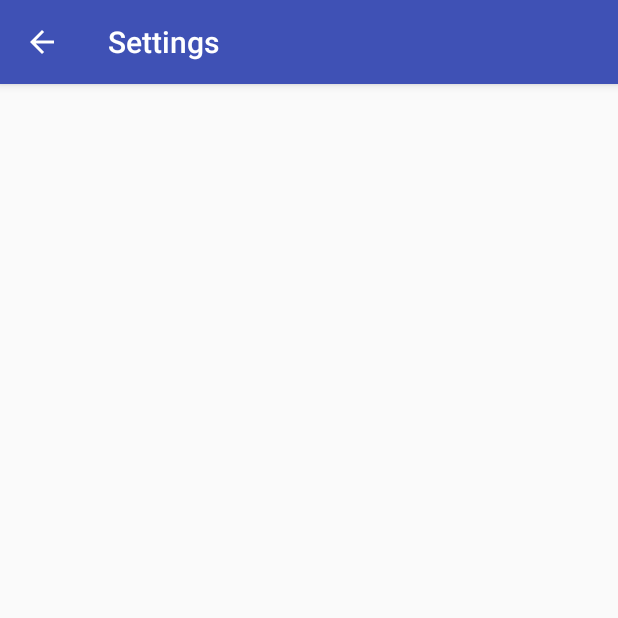
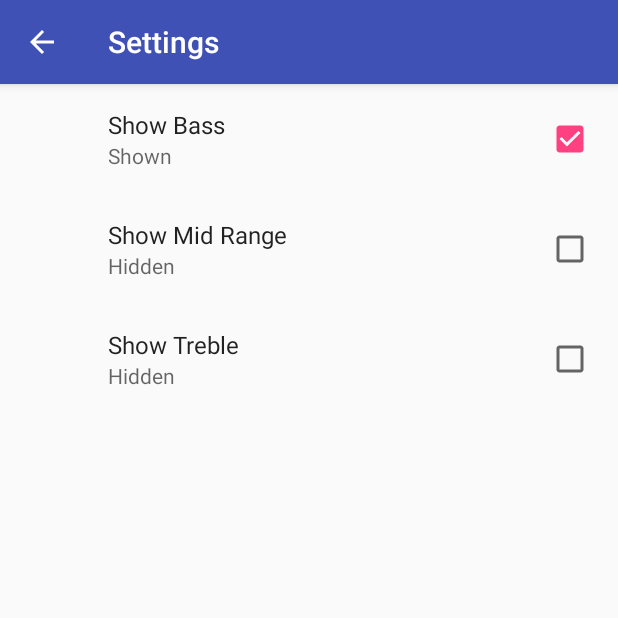
Before and after one commit to Jonathan-Lin-android/Visualizer-Preferences, an Android app: the screen it shows after launch (SettingsActivity), in the options menu, after a tap on "Settings", on a phone screen of 412 x 824 dp, the top half of it. Run offline under Robolectric (Android 15) with nearby library versions, the phone set to English and light mode, and no system bars; our stand-ins replace androidx.preference; 1 statement that could not run was skipped.

Commit message:
Added shared preference for persistent storage Settings - checkbox treble, bass, mid range implemented

```diff
--- a/app/build.gradle
+++ b/app/build.gradle
@@ -21,4 +21,5 @@ dependencies {
     implementation fileTree(dir: 'libs', include: ['*.jar'])
     implementation 'com.android.support:appcompat-v7:28.0.0'
     implementation 'com.android.support.constraint:constraint-layout:1.1.3'
+    implementation 'com.android.support:preference-v7:28.0.0'
 }
--- /dev/null
+++ b/app/src/main/java/android/example/com/visualizerpreferences/SettingsFragment.java
@@ -0,0 +1,12 @@
+package android.example.com.visualizerpreferences;
+
+import android.os.Bundle;
+import android.support.v7.preference.PreferenceFragmentCompat;
+
+public class SettingsFragment extends PreferenceFragmentCompat {
+
+    @Override
+    public void onCreatePreferences(final Bundle savedInstanceState, final String rootKey) {
+        addPreferencesFromResource(R.xml.pref_visualizer);
+    }
+}
--- a/app/src/main/java/android/example/com/visualizerpreferences/VisualizerActivity.java
+++ b/app/src/main/java/android/example/com/visualizerpreferences/VisualizerActivity.java
@@ -18,11 +18,13 @@ package android.example.com.visualizerpreferences;
 
 import android.Manifest;
 import android.content.Intent;
+import android.content.SharedPreferences;
 import android.content.pm.PackageManager;
 import android.example.com.visualizerpreferences.AudioVisuals.AudioInputReader;
 import android.example.com.visualizerpreferences.AudioVisuals.VisualizerView;
 import android.os.Build;
 import android.os.Bundle;
+import android.preference.PreferenceManager;
 import android.provider.Settings;
 import android.support.annotation.NonNull;
 import android.support.v4.app.ActivityCompat;
@@ -31,7 +33,8 @@ import android.view.Menu;
 import android.view.MenuInflater;
 import android.widget.Toast;
 
-public class VisualizerActivity extends AppCompatActivity {
+public class VisualizerActivity extends AppCompatActivity
+        implements SharedPreferences.OnSharedPreferenceChangeListener {
 
     @Override
     public boolean onCreateOptionsMenu(final Menu menu) {
@@ -44,7 +47,9 @@ public class VisualizerActivity extends AppCompatActivity {
     }
 
     private static final int MY_PERMISSION_RECORD_AUDIO_REQUEST_CODE = 88;
+
     private VisualizerView mVisualizerView;
+
     private AudioInputReader mAudioInputReader;
 
     @Override
@@ -52,16 +57,46 @@ public class VisualizerActivity extends AppCompatActivity {
         super.onCreate(savedInstanceState);
         setContentView(R.layout.activity_visualizer);
         mVisualizerView = (VisualizerView) findViewById(R.id.activity_visualizer);
-        defaultSetup();
+        setupSharedPreferences();
         setupPermissions();
     }
 
-    private void defaultSetup() {
-        mVisualizerView.setShowBass(true);
-        mVisualizerView.setShowMid(true);
-        mVisualizerView.setShowTreble(true);
+    @Override
+    public void onSharedPreferenceChanged(final SharedPreferences sharedPreferences, final String key) {
+        if (key.equals(getString(R.string.pref_show_bass_key))) {
+            mVisualizerView.setShowBass(
+                    sharedPreferences.getBoolean(key, getResources().getBoolean(R.bool.pref_show_bass_default)));
+        }
+        else if (key.equals(getString(R.string.pref_show_mid_range_key))) {
+            mVisualizerView.setShowMid(
+                    sharedPreferences.getBoolean(key, getResources().getBoolean(R.bool.pref_show_mid_range_default)));
+        }
+        else if (key.equals(getString(R.string.pref_show_treble_key))) {
+            mVisualizerView.setShowTreble(
+                    sharedPreferences.getBoolean(key, getResources().getBoolean(R.bool.pref_show_treble_default)));
+        }
+    }
+
+    @Override
+    protected void onDestroy() {
+        super.onDestroy();
+        PreferenceManager.getDefaultSharedPreferences(this).unregisterOnSharedPreferenceChangeListener(this);
+    }
+
+    private void setupSharedPreferences() {
+        // preferences set by prefernce screen
+        SharedPreferences sharedPreferences = PreferenceManager.getDefaultSharedPreferences(this);
+        //        getSharedPreferences("userdetails", MODE_PRIVATE);
+
+        mVisualizerView.setShowBass(sharedPreferences.getBoolean(getString(R.string.pref_show_bass_key),
+                getResources().getBoolean(R.bool.pref_show_bass_default)));
+        mVisualizerView.setShowMid(sharedPreferences.getBoolean(getString(R.string.pref_show_mid_range_key),
+                getResources().getBoolean(R.bool.pref_show_mid_range_default)));
+        mVisualizerView.setShowTreble(sharedPreferences.getBoolean(getString(R.string.pref_show_treble_key),
+                getResources().getBoolean(R.bool.pref_show_treble_default)));
         mVisualizerView.setMinSizeScale(1);
         mVisualizerView.setColor(getString(R.string.pref_color_red_value));
+        sharedPreferences.registerOnSharedPreferenceChangeListener(this);
     }
 
     /**
@@ -93,11 +128,12 @@ public class VisualizerActivity extends AppCompatActivity {
      **/
     private void setupPermissions() {
         // If we don't have the record audio permission...
-        if (ActivityCompat.checkSelfPermission(this, Manifest.permission.RECORD_AUDIO) != PackageManager.PERMISSION_GRANTED) {
+        if (ActivityCompat.checkSelfPermission(this, Manifest.permission.RECORD_AUDIO)
+                != PackageManager.PERMISSION_GRANTED) {
             // And if we're on SDK M or later...
             if (Build.VERSION.SDK_INT >= Build.VERSION_CODES.M) {
                 // Ask again, nicely, for the permissions.
-                String[] permissionsWeNeed = new String[]{ Manifest.permission.RECORD_AUDIO };
+                String[] permissionsWeNeed = new String[]{Manifest.permission.RECORD_AUDIO};
                 requestPermissions(permissionsWeNeed, MY_PERMISSION_RECORD_AUDIO_REQUEST_CODE);
             }
         } else {
@@ -108,7 +144,7 @@ public class VisualizerActivity extends AppCompatActivity {
 
     @Override
     public void onRequestPermissionsResult(int requestCode,
-                                           @NonNull String permissions[], @NonNull int[] grantResults) {
+            @NonNull String permissions[], @NonNull int[] grantResults) {
         switch (requestCode) {
             case MY_PERMISSION_RECORD_AUDIO_REQUEST_CODE: {
                 // If request is cancelled, the result arrays are empty.
@@ -118,7 +154,8 @@ public class VisualizerActivity extends AppCompatActivity {
                     mAudioInputReader = new AudioInputReader(mVisualizerView, this);
 
                 } else {
-                    Toast.makeText(this, "Permission for audio not granted. Visualizer can't run.", Toast.LENGTH_LONG).show();
+                    Toast.makeText(this, "Permission for audio not granted. Visualizer can't run.", Toast.LENGTH_LONG)
+                            .show();
                     finish();
                     // The permission was denied, so we can show a message why we can't run the app
                     // and then close the app.
@@ -128,15 +165,4 @@ public class VisualizerActivity extends AppCompatActivity {
 
         }
     }
-
-    // TODO (1) Create a new Empty Activity named SettingsActivity; make sure to generate the
-    // activity_settings.xml layout file as well and add the activity to the manifest
-
-    // TODO (2) Add a new resource folder called menu and create visualizer_menu.xml
-    // TODO (3) In visualizer_menu.xml create a menu item with a single item. The id should be
-    // "action_settings", title should be saved in strings.xml, the item should never
-    // be shown as an action, and orderInCategory should be 100
-
-    // TODO (5) Add the menu to the menu bar
-    // TODO (6) When the "Settings" menu item is pressed, open SettingsActivity
 }
--- a/app/src/main/res/layout/activity_settings.xml
+++ b/app/src/main/res/layout/activity_settings.xml
@@ -1,9 +1,7 @@
 <?xml version="1.0" encoding="utf-8"?>
-<RelativeLayout xmlns:android="http://schemas.android.com/apk/res/android"
-    xmlns:app="http://schemas.android.com/apk/res-auto"
-    xmlns:tools="http://schemas.android.com/tools"
+<fragment xmlns:android="http://schemas.android.com/apk/res/android"
+    android:id="@+id/activity_settings"
+    android:name="android.example.com.visualizerpreferences.SettingsFragment"
     android:layout_width="match_parent"
     android:layout_height="match_parent"
-    tools:context=".SettingsActivity">
-
-</RelativeLayout>
+/>
--- /dev/null
+++ b/app/src/main/res/values/bools.xml
@@ -0,0 +1,6 @@
+<?xml version="1.0" encoding="utf-8"?>
+<resources>
+    <bool name="pref_show_bass_default">true</bool>
+    <bool name="pref_show_mid_range_default">false</bool>
+    <bool name="pref_show_treble_default">false</bool>
+</resources>
--- a/app/src/main/res/values/strings.xml
+++ b/app/src/main/res/values/strings.xml
@@ -5,6 +5,17 @@
     <!-- - - - - - - - - - - - - - - -
           - Used by Preferences  -
           - - - - - - - - - - - - - - - -->
+    <string name="pref_show_bass_label">Show Bass</string>
+    <string name="pref_show_bass_key" translatable="false">show_bass</string>
+
+    <string name="pref_show_mid_range_label">Show Mid Range</string>
+    <string name="pref_show_mid_range_key" translatable="false">show_mid_range</string>
+
+    <string name="pref_show_treble_label">Show Treble</string>
+    <string name="pref_show_treble_key" translatable="false">show_treble</string>
+
+    <string name="pref_show_false">Hidden</string>
+    <string name="pref_show_true">Shown</string>
 
     <!-- Value in SharedPreferences for red color option -->
     <string name="pref_color_red_value" translatable="false">red</string>
--- a/app/src/main/res/values/styles.xml
+++ b/app/src/main/res/values/styles.xml
@@ -6,6 +6,8 @@
         <item name="colorPrimary">@color/colorPrimary</item>
         <item name="colorPrimaryDark">@color/colorPrimaryDark</item>
         <item name="colorAccent">@color/colorAccent</item>
+
+        <item name="preferenceTheme">@style/PreferenceThemeOverlay</item>
     </style>
 
 </resources>
--- /dev/null
+++ b/app/src/main/res/xml/pref_visualizer.xml
@@ -0,0 +1,23 @@
+<?xml version="1.0" encoding="utf-8"?>
+<PreferenceScreen xmlns:android="http://schemas.android.com/apk/res/android">
+    <CheckBoxPreference
+        android:defaultValue="@bool/pref_show_bass_default"
+        android:key="@string/pref_show_bass_key"
+        android:summaryOff="@string/pref_show_false"
+        android:summaryOn="@string/pref_show_true"
+        android:title="@string/pref_show_bass_label" />
+
+    <CheckBoxPreference
+        android:defaultValue="@bool/pref_show_mid_range_default"
+        android:key="@string/pref_show_mid_range_key"
+        android:summaryOff="@string/pref_show_false"
+        android:summaryOn="@string/pref_show_true"
+        android:title="@string/pref_show_mid_range_label" />
+
+    <CheckBoxPreference
+        android:defaultValue="@bool/pref_show_treble_default"
+        android:key="@string/pref_show_treble_key"
+        android:summaryOff="@string/pref_show_false"
+        android:summaryOn="@string/pref_show_true"
+        android:title="@string/pref_show_treble_label" />
+</PreferenceScreen>
```
